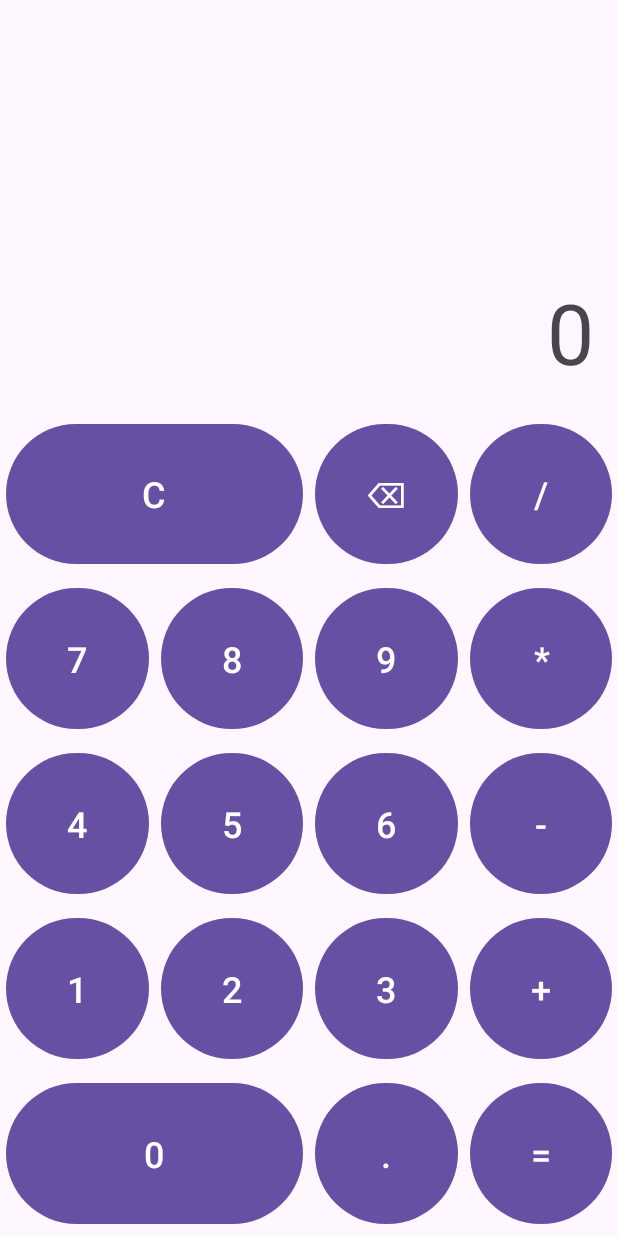
After one commit to shchursasha1/kotlin-course, an Android app: the FullCalculatorActivity screen opened directly, with no data from a screen before it, on a phone screen of 412 x 824 dp. The commit adds this screen. Run offline under Robolectric (Android 15) with nearby library versions, the phone set to English and light mode, and no system bars.

Commit message:
add Android homework 2.3 - Full Calculator Task

```diff
--- a/android/android_homeworks/app/build.gradle.kts
+++ b/android/android_homeworks/app/build.gradle.kts
@@ -34,6 +34,10 @@ android {
         sourceCompatibility = JavaVersion.VERSION_11
         targetCompatibility = JavaVersion.VERSION_11
     }
+    buildFeatures {
+        // Generates binding classes for layouts, e.g. ActivityFullCalculatorBinding
+        viewBinding = true
+    }
 }
 
 dependencies {
--- a/android/android_homeworks/app/src/main/AndroidManifest.xml
+++ b/android/android_homeworks/app/src/main/AndroidManifest.xml
@@ -25,6 +25,8 @@
             </intent-filter>
         </activity>
 
+        <activity android:name=".FullCalculatorActivity" />
+
         <activity
             android:name=".DetailsActivity"
             android:exported="true">
--- /dev/null
+++ b/android/android_homeworks/app/src/main/java/com/example/homework2_1/FullCalculatorActivity.kt
@@ -0,0 +1,152 @@
+package com.example.homework2_1
+
+import android.os.Bundle
+import android.util.Log
+import androidx.activity.enableEdgeToEdge
+import androidx.appcompat.app.AppCompatActivity
+import androidx.core.view.ViewCompat
+import androidx.core.view.WindowInsetsCompat
+import com.example.homework2_1.databinding.ActivityFullCalculatorBinding
+
+class FullCalculatorActivity : AppCompatActivity() {
+
+    private lateinit var binding: ActivityFullCalculatorBinding
+
+    // Calculator state
+    private var firstNumber = 0.0
+    private var operation = ""      // "" means no operation selected yet
+    private var isNewNumber = true  // true: next digit starts a new number on the screen
+
+    override fun onCreate(savedInstanceState: Bundle?) {
+        super.onCreate(savedInstanceState)
+        enableEdgeToEdge()
+        binding = ActivityFullCalculatorBinding.inflate(layoutInflater)
+        setContentView(binding.root)
+        ViewCompat.setOnApplyWindowInsetsListener(binding.root) { v, insets ->
+            val systemBars = insets.getInsets(WindowInsetsCompat.Type.systemBars())
+            v.setPadding(systemBars.left, systemBars.top, systemBars.right, systemBars.bottom)
+            insets
+        }
+
+        val digitButtons = listOf(
+            binding.button0, binding.button1, binding.button2, binding.button3, binding.button4,
+            binding.button5, binding.button6, binding.button7, binding.button8, binding.button9
+        )
+        for (button in digitButtons) {
+            button.setOnClickListener { onDigit(button.text.toString()) }
+        }
+
+        binding.buttonPlus.setOnClickListener { onOperation("+") }
+        binding.buttonMinus.setOnClickListener { onOperation("-") }
+        binding.buttonMultiply.setOnClickListener { onOperation("*") }
+        binding.buttonDivide.setOnClickListener { onOperation("/") }
+
+        binding.buttonEquals.setOnClickListener { onEquals() }
+        binding.buttonClear.setOnClickListener { onClear() }
+        binding.buttonDot.setOnClickListener { onDot() }
+        binding.buttonBackspace.setOnClickListener { onBackspace() }
+    }
+
+    private fun onDigit(digit: String) {
+        val text = binding.display.text.toString()
+        if (isNewNumber || text == "0" || text == ERROR) {
+            binding.display.text = digit
+            isNewNumber = false
+        } else {
+            binding.display.text = text + digit
+        }
+    }
+
+    private fun onDot() {
+        val text = binding.display.text.toString()
+        if (isNewNumber || text == ERROR) {
+            binding.display.text = "0."
+            isNewNumber = false
+        } else if (!text.contains(".")) {
+            // Only one dot in a number
+            binding.display.text = "$text."
+        }
+    }
+
+    private fun onBackspace() {
+        val text = binding.display.text.toString()
+        // Don't edit a result or an error, only the number being typed
+        if (isNewNumber || text == ERROR) return
+
+        if (text.length == 1 || (text.length == 2 && text.startsWith("-"))) {
+            binding.display.text = "0"
+        } else {
+            binding.display.text = text.dropLast(1)
+        }
+    }
+
+    private fun onOperation(newOperation: String) {
+        if (binding.display.text.toString() == ERROR) return
+
+        // Chain: 2 + 3 + -> shows 5 and waits for the next number
+        if (operation != "" && !isNewNumber) {
+            if (!calculate()) return
+        }
+
+        firstNumber = binding.display.text.toString().toDouble()
+        operation = newOperation
+        isNewNumber = true
+        Log.d(TAG, "First number: $firstNumber, operation: $operation")
+    }
+
+    private fun onEquals() {
+        // Nothing to calculate yet, e.g. "2 =" or "2 + ="
+        if (operation == "" || isNewNumber) return
+
+        calculate()
+        operation = ""
+    }
+
+    private fun onClear() {
+        binding.display.text = "0"
+        firstNumber = 0.0
+        operation = ""
+        isNewNumber = true
+        Log.d(TAG, "Clear")
+    }
+
+    // Returns false if there was an error
+    private fun calculate(): Boolean {
+        val secondNumber = binding.display.text.toString().toDouble()
+
+        if (operation == "/" && secondNumber == 0.0) {
+            binding.display.text = ERROR
+            Log.w(TAG, "Division by zero: $firstNumber / $secondNumber")
+            firstNumber = 0.0
+            operation = ""
+            isNewNumber = true
+            return false
+        }
+
+        val result = when (operation) {
+            "+" -> firstNumber + secondNumber
+            "-" -> firstNumber - secondNumber
+            "*" -> firstNumber * secondNumber
+            else -> firstNumber / secondNumber
+        }
+
+        Log.d(TAG, "$firstNumber $operation $secondNumber = $result")
+        binding.display.text = formatNumber(result)
+        isNewNumber = true
+        return true
+    }
+
+    // 5.0 -> "5", 5.5 -> "5.5"
+    private fun formatNumber(number: Double): String {
+        return if (number == number.toLong().toDouble()) {
+            number.toLong().toString()
+        } else {
+            number.toString()
+        }
+    }
+
+    companion object {
+        private const val TAG = "FullCalculator"
+        private const val ERROR = "Помилка"
+    }
+}
--- a/android/android_homeworks/app/src/main/java/com/example/homework2_1/MainActivity.kt
+++ b/android/android_homeworks/app/src/main/java/com/example/homework2_1/MainActivity.kt
@@ -1,5 +1,6 @@
 package com.example.homework2_1
 
+import android.content.Intent
 import android.os.Bundle
 import android.util.Log
 import android.widget.Button
@@ -43,6 +44,10 @@ class MainActivity : AppCompatActivity() {
             secondNumberInput.text.clear()
             resultText.text = getString(R.string.result_empty)
             Log.d(TAG, "Clear")
+        }
+
+        findViewById<Button>(R.id.openFullCalculatorButton).setOnClickListener {
+            startActivity(Intent(this, FullCalculatorActivity::class.java))
         }
     }
 
--- /dev/null
+++ b/android/android_homeworks/app/src/main/res/layout/activity_full_calculator.xml
@@ -0,0 +1,212 @@
+<?xml version="1.0" encoding="utf-8"?>
+<LinearLayout xmlns:android="http://schemas.android.com/apk/res/android"
+    xmlns:tools="http://schemas.android.com/tools"
+    android:id="@+id/main"
+    android:layout_width="match_parent"
+    android:layout_height="match_parent"
+    android:orientation="vertical"
+    tools:context=".FullCalculatorActivity">
+
+    <TextView
+        android:id="@+id/display"
+        android:layout_width="match_parent"
+        android:layout_height="0dp"
+        android:layout_weight="1"
+        android:gravity="end|bottom"
+        android:maxLines="2"
+        android:padding="16dp"
+        android:text="0"
+        android:textSize="56sp" />
+
+    <!-- 4 columns, buttons share the width equally -->
+    <GridLayout
+        android:layout_width="match_parent"
+        android:layout_height="0dp"
+        android:layout_weight="2"
+        android:columnCount="4">
+
+        <Button
+            android:id="@+id/buttonClear"
+            android:layout_width="0dp"
+            android:layout_height="0dp"
+            android:layout_rowWeight="1"
+            android:layout_columnSpan="2"
+            android:layout_columnWeight="2"
+            android:layout_margin="4dp"
+            android:text="C"
+            android:textSize="24sp" />
+
+        <Button
+            android:id="@+id/buttonBackspace"
+            android:layout_width="0dp"
+            android:layout_height="0dp"
+            android:layout_rowWeight="1"
+            android:layout_columnWeight="1"
+            android:layout_margin="4dp"
+            android:text="⌫"
+            android:textSize="24sp" />
+
+        <Button
+            android:id="@+id/buttonDivide"
+            android:layout_width="0dp"
+            android:layout_height="0dp"
+            android:layout_rowWeight="1"
+            android:layout_columnWeight="1"
+            android:layout_margin="4dp"
+            android:text="/"
+            android:textSize="24sp" />
+
+        <Button
+            android:id="@+id/button7"
+            android:layout_width="0dp"
+            android:layout_height="0dp"
+            android:layout_rowWeight="1"
+            android:layout_columnWeight="1"
+            android:layout_margin="4dp"
+            android:text="7"
+            android:textSize="24sp" />
+
+        <Button
+            android:id="@+id/button8"
+            android:layout_width="0dp"
+            android:layout_height="0dp"
+            android:layout_rowWeight="1"
+            android:layout_columnWeight="1"
+            android:layout_margin="4dp"
+            android:text="8"
+            android:textSize="24sp" />
+
+        <Button
+            android:id="@+id/button9"
+            android:layout_width="0dp"
+            android:layout_height="0dp"
+            android:layout_rowWeight="1"
+            android:layout_columnWeight="1"
+            android:layout_margin="4dp"
+            android:text="9"
+            android:textSize="24sp" />
+
+        <Button
+            android:id="@+id/buttonMultiply"
+            android:layout_width="0dp"
+            android:layout_height="0dp"
+            android:layout_rowWeight="1"
+            android:layout_columnWeight="1"
+            android:layout_margin="4dp"
+            android:text="*"
+            android:textSize="24sp" />
+
+        <Button
+            android:id="@+id/button4"
+            android:layout_width="0dp"
+            android:layout_height="0dp"
+            android:layout_rowWeight="1"
+            android:layout_columnWeight="1"
+            android:layout_margin="4dp"
+            android:text="4"
+            android:textSize="24sp" />
+
+        <Button
+            android:id="@+id/button5"
+            android:layout_width="0dp"
+            android:layout_height="0dp"
+            android:layout_rowWeight="1"
+            android:layout_columnWeight="1"
+            android:layout_margin="4dp"
+            android:text="5"
+            android:textSize="24sp" />
+
+        <Button
+            android:id="@+id/button6"
+            android:layout_width="0dp"
+            android:layout_height="0dp"
+            android:layout_rowWeight="1"
+            android:layout_columnWeight="1"
+            android:layout_margin="4dp"
+            android:text="6"
+            android:textSize="24sp" />
+
+        <Button
+            android:id="@+id/buttonMinus"
+            android:layout_width="0dp"
+            android:layout_height="0dp"
+            android:layout_rowWeight="1"
+            android:layout_columnWeight="1"
+            android:layout_margin="4dp"
+            android:text="-"
+            android:textSize="24sp" />
+
+        <Button
+            android:id="@+id/button1"
+            android:layout_width="0dp"
+            android:layout_height="0dp"
+            android:layout_rowWeight="1"
+            android:layout_columnWeight="1"
+            android:layout_margin="4dp"
+            android:text="1"
+            android:textSize="24sp" />
+
+        <Button
+            android:id="@+id/button2"
+            android:layout_width="0dp"
+            android:layout_height="0dp"
+            android:layout_rowWeight="1"
+            android:layout_columnWeight="1"
+            android:layout_margin="4dp"
+            android:text="2"
+            android:textSize="24sp" />
+
+        <Button
+            android:id="@+id/button3"
+            android:layout_width="0dp"
+            android:layout_height="0dp"
+            android:layout_rowWeight="1"
+            android:layout_columnWeight="1"
+            android:layout_margin="4dp"
+            android:text="3"
+            android:textSize="24sp" />
+
+        <Button
+            android:id="@+id/buttonPlus"
+            android:layout_width="0dp"
+            android:layout_height="0dp"
+            android:layout_rowWeight="1"
+            android:layout_columnWeight="1"
+            android:layout_margin="4dp"
+            android:text="+"
+            android:textSize="24sp" />
+
+        <Button
+            android:id="@+id/button0"
+            android:layout_width="0dp"
+            android:layout_height="0dp"
+            android:layout_rowWeight="1"
+            android:layout_columnSpan="2"
+            android:layout_columnWeight="2"
+            android:layout_margin="4dp"
+            android:text="0"
+            android:textSize="24sp" />
+
+        <Button
+            android:id="@+id/buttonDot"
+            android:layout_width="0dp"
+            android:layout_height="0dp"
+            android:layout_rowWeight="1"
+            android:layout_columnWeight="1"
+            android:layout_margin="4dp"
+            android:text="."
+            android:textSize="24sp" />
+
+        <Button
+            android:id="@+id/buttonEquals"
+            android:layout_width="0dp"
+            android:layout_height="0dp"
+            android:layout_rowWeight="1"
+            android:layout_columnWeight="1"
+            android:layout_margin="4dp"
+            android:text="="
+            android:textSize="24sp" />
+
+    </GridLayout>
+
+</LinearLayout>
--- a/android/android_homeworks/app/src/main/res/layout/activity_main.xml
+++ b/android/android_homeworks/app/src/main/res/layout/activity_main.xml
@@ -80,4 +80,12 @@
         android:textSize="22sp"
         android:textStyle="bold" />
 
+    <!-- Opens the full calculator (task 2) -->
+    <Button
+        android:id="@+id/openFullCalculatorButton"
+        android:layout_width="match_parent"
+        android:layout_height="wrap_content"
+        android:layout_marginTop="24dp"
+        android:text="@string/open_full_calculator" />
+
 </LinearLayout>
--- a/android/android_homeworks/app/src/main/res/values/strings.xml
+++ b/android/android_homeworks/app/src/main/res/values/strings.xml
@@ -4,4 +4,5 @@
     <string name="second_number_hint">Введіть друге число</string>
     <string name="clear">Очистити</string>
     <string name="result_empty">Результат:</string>
+    <string name="open_full_calculator">Повний калькулятор</string>
 </resources>
```
